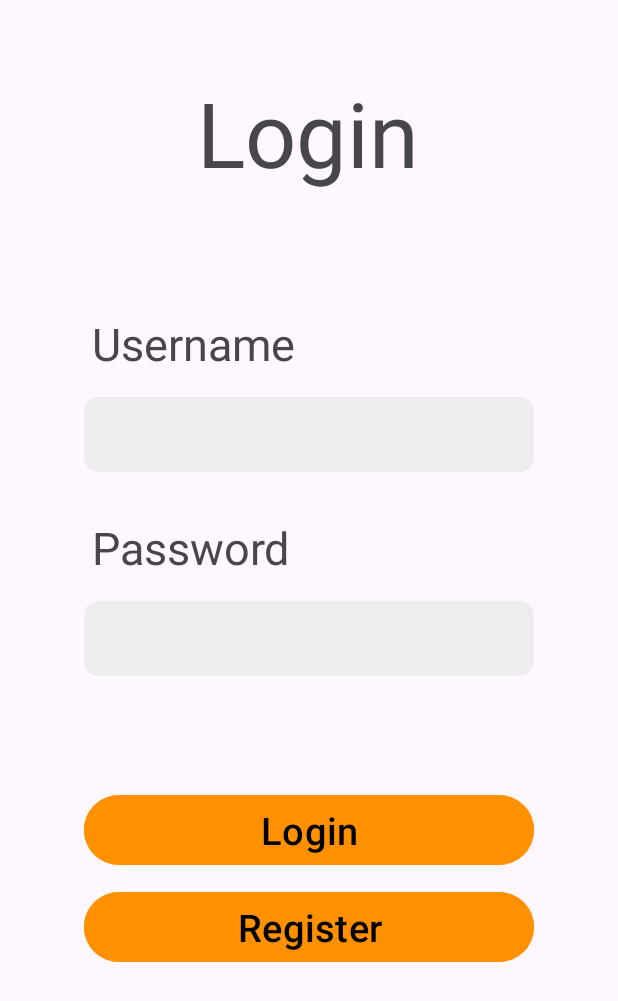
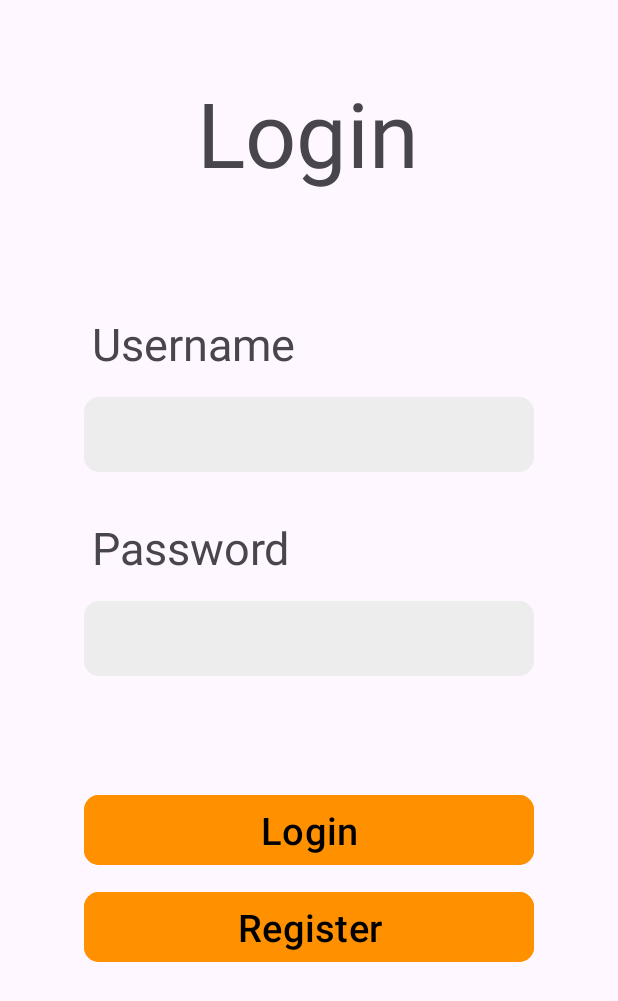
Before and after one commit to ST10090538/OPSC7311_POE, an Android app: the screen it shows after launch (MainActivity), on a phone screen of 412 x 824 dp. Shown: the top 1001 px of the screen. Run offline under Robolectric (Android 15) with nearby library versions, the phone set to English and light mode, and no system bars.

Commit message:
More Pages

```diff
--- a/app/src/main/res/layout/login.xml
+++ b/app/src/main/res/layout/login.xml
@@ -89,6 +89,7 @@
         android:textAlignment="center"
         android:textSize="25sp"
         android:textColor="@color/black"
+        app:cornerRadius="10dp"
         app:layout_constraintEnd_toEndOf="parent"
         app:layout_constraintHorizontal_bias="0.5"
         app:layout_constraintStart_toStartOf="parent"
@@ -104,6 +105,7 @@
         android:textSize="25sp"
         android:textColor="@color/black"
         android:backgroundTint="@color/orange"
+        app:cornerRadius="10dp"
         app:layout_constraintEnd_toEndOf="parent"
         app:layout_constraintHorizontal_bias="0.5"
         app:layout_constraintStart_toStartOf="parent"
```
